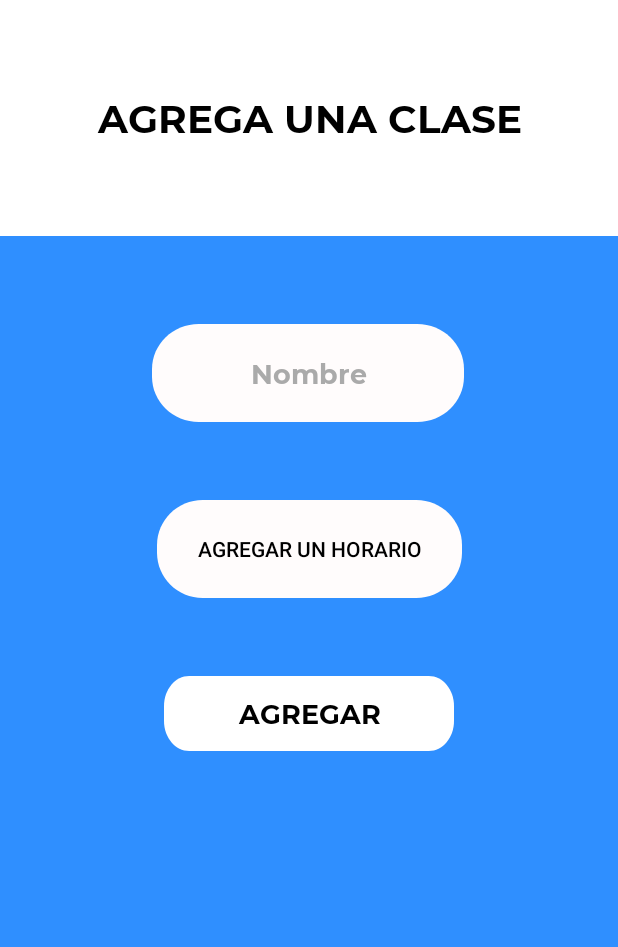
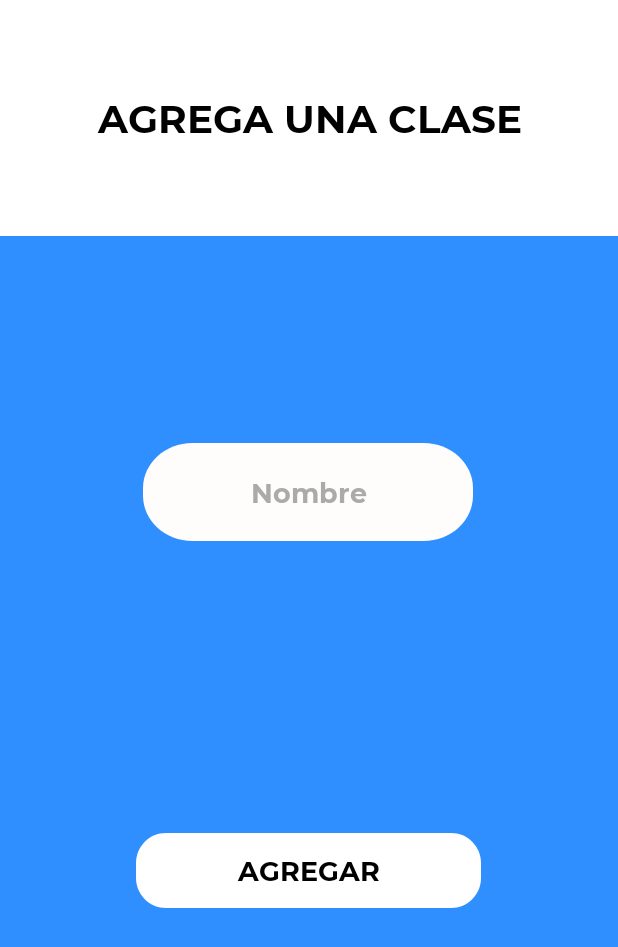
Before and after one commit to Gabriel09199/MoniApp, an Android app: the ActivityRegistroClase screen opened directly, with no data from a screen before it, on a phone screen of 412 x 824 dp. Shown: the top 947 px of the screen. Run offline under Robolectric (Android 15) with nearby library versions, the phone set to English and light mode, and no system bars; Roboto replaces fonts that are not available here.

```diff
--- a/app/src/main/java/com/example/moniapp/activities/ActivityRegistroClase.java
+++ b/app/src/main/java/com/example/moniapp/activities/ActivityRegistroClase.java
@@ -1,48 +1,72 @@
 package com.example.moniapp.activities;
 
+import android.content.Intent;
 import android.graphics.Typeface;
 import android.support.v7.app.AppCompatActivity;
 import android.os.Bundle;
+import android.text.TextUtils;
+import android.view.View;
 import android.widget.Button;
+import android.widget.EditText;
 import android.widget.TextView;
+import android.widget.Toast;
 
 
 import com.example.moniapp.R;
+import com.example.moniapp.mundo.Asignatura;
 import com.example.moniapp.servicios.ServicioMoniApp;
 
 
-public class ActivityRegistroClase extends AppCompatActivity {
-
-    private ServicioMoniApp servicio;
+public class ActivityRegistroClase extends AppCompatActivity
+{
+    public final static String NUEVA_ASIGNATURA = "Nueva Asignatura";
 
     private Typeface fontBold;
-
-
     private TextView txtAgregarClase;
-
+    private EditText txtNombreClase;
     private Button btnAgregarClase;
 
-    private  TextView txtNombreClase;
-
-
     @Override
-    protected void onCreate(Bundle savedInstanceState) {
+    protected void onCreate(Bundle savedInstanceState)
+    {
         super.onCreate(savedInstanceState);
         setContentView(R.layout.activity_registro_clase);
-        servicio = new ServicioMoniApp();
         fontBold = Typeface.createFromAsset(getAssets(),"Montserrat-Bold.ttf");
 
-        txtAgregarClase = (TextView)findViewById(R.id.txtAgregarClase);
+        txtAgregarClase = findViewById(R.id.txtAgregarClase);
+        txtNombreClase = findViewById(R.id.txtNombreClase);
+        btnAgregarClase = findViewById(R.id.btnAgregarClase);
+
         txtAgregarClase.setTypeface(fontBold);
+        txtNombreClase.setTypeface(fontBold);
+        btnAgregarClase.setTypeface(fontBold);
+    }
 
-        btnAgregarClase = (Button)findViewById(R.id.btnAgregarClase);
-        btnAgregarClase.setTypeface(fontBold);
+    public void btnRegistrarClase(View view)
+    {
+        if(verificarCamposVacios())
+        {
+            Toast.makeText(ActivityRegistroClase.this, "Faltan campos por completar.", Toast.LENGTH_SHORT).show();
+        }
+        else
+        {
+            Asignatura asignatura = new Asignatura(txtNombreClase.getText().toString());
+            Intent intent = new Intent();
+            intent.putExtra(NUEVA_ASIGNATURA, asignatura);
+            setResult(RESULT_OK, intent);
+            finish();
+        }
+    }
 
-        txtNombreClase = (TextView)findViewById(R.id.txtNombreClase);
-        txtNombreClase.setTypeface(fontBold);
+    public boolean verificarCamposVacios()
+    {
+        if (TextUtils.isEmpty(txtNombreClase.getText()))
+        {
+            return true;
+        }
 
+        return false;
     }
 
 
-
 }
--- a/app/src/main/java/com/example/moniapp/activities/ActivityRegistroHorario.java
+++ b/app/src/main/java/com/example/moniapp/activities/ActivityRegistroHorario.java
@@ -46,7 +46,6 @@ public class ActivityRegistroHorario extends AppCompatActivity
             Intent intent = new Intent();
             intent.putExtra(NUEVO_HORARIO, horario);
             setResult(RESULT_OK, intent);
-            Toast.makeText(ActivityRegistroHorario.this, "El horario ha sido agregada.", Toast.LENGTH_SHORT).show();
             finish();
         }
     }
--- a/app/src/main/res/layout/activity_registro_clase.xml
+++ b/app/src/main/res/layout/activity_registro_clase.xml
@@ -29,7 +29,7 @@
 
     <EditText
         android:id="@+id/txtNombreClase"
-        android:layout_width="208dp"
+        android:layout_width="wrap_content"
         android:layout_height="wrap_content"
         android:layout_marginStart="8dp"
         android:layout_marginTop="52dp"
@@ -39,52 +39,36 @@
         android:ems="10"
         android:gravity="center"
         android:hint="@string/txtNombreClase"
+        android:inputType="textPersonName"
         android:textColor="#000000"
         android:textColorHint="@android:color/darker_gray"
-        android:inputType="textPersonName"
         app:layout_constraintBottom_toBottomOf="parent"
         app:layout_constraintEnd_toEndOf="parent"
         app:layout_constraintHorizontal_bias="0.497"
         app:layout_constraintStart_toStartOf="parent"
         app:layout_constraintTop_toBottomOf="@+id/txtAgregarClase"
-        app:layout_constraintVertical_bias="0.012" />
-
-    <Button
-        android:id="@+id/brnAgregarHorario"
-        android:layout_width="203dp"
-        android:layout_height="wrap_content"
-        android:layout_marginStart="8dp"
-        android:layout_marginTop="52dp"
-        android:layout_marginEnd="8dp"
-        android:layout_marginBottom="8dp"
-        android:background="@drawable/fondo_txt_registro"
-        android:text="@string/txtRegistrarHorario"
-        android:textColor="#000000"
-        android:textColorHint="@android:color/darker_gray"
-        app:layout_constraintBottom_toBottomOf="parent"
-        app:layout_constraintEnd_toEndOf="parent"
-        app:layout_constraintStart_toStartOf="parent"
-        app:layout_constraintTop_toBottomOf="@+id/txtNombreClase"
-        app:layout_constraintVertical_bias="0.0" />
+        app:layout_constraintVertical_bias="0.159" />
 
     <Button
         android:id="@+id/btnAgregarClase"
-        android:layout_width="193dp"
+        android:layout_width="wrap_content"
         android:layout_height="wrap_content"
         android:layout_marginStart="8dp"
-        android:layout_marginTop="52dp"
+        android:layout_marginTop="8dp"
         android:layout_marginEnd="8dp"
         android:layout_marginBottom="8dp"
         android:background="@drawable/rectangulo_btn"
+        android:onClick="btnRegistrarClase"
         android:text="@string/btnRegistrarClase"
+        android:textColor="#000000"
         android:textSize="18sp"
         android:textStyle="bold"
-        android:textColor="#000000"
         app:layout_constraintBottom_toBottomOf="parent"
         app:layout_constraintEnd_toEndOf="parent"
+        app:layout_constraintHorizontal_bias="0.496"
         app:layout_constraintStart_toStartOf="parent"
-        app:layout_constraintTop_toBottomOf="@+id/brnAgregarHorario"
-        app:layout_constraintVertical_bias="0.0" />
+        app:layout_constraintTop_toBottomOf="@+id/txtNombreClase"
+        app:layout_constraintVertical_bias="0.469" />
 
 
 </android.support.constraint.ConstraintLayout>
--- a/app/src/main/res/layout/activity_registro_horario.xml
+++ b/app/src/main/res/layout/activity_registro_horario.xml
@@ -42,7 +42,7 @@
 
     <Spinner
         android:id="@+id/spinnerWeekDays"
-        android:layout_width="wrap_content"
+        android:layout_width="0dp"
         android:layout_height="wrap_content"
         android:layout_marginStart="8dp"
         android:layout_marginTop="8dp"
--- a/app/src/main/res/layout/item_horario_tutor.xml
+++ b/app/src/main/res/layout/item_horario_tutor.xml
@@ -36,6 +36,7 @@
             android:layout_height="wrap_content"
             android:layout_marginTop="16dp"
             android:layout_marginEnd="16dp"
+            android:checked="false"
             android:text="@string/txtDisponible"
             android:textSize="20sp"
             card_view:layout_constraintEnd_toEndOf="parent"
@@ -43,7 +44,7 @@
 
         <TextView
             android:id="@+id/txtHorario"
-            android:layout_width="269dp"
+            android:layout_width="0dp"
             android:layout_height="wrap_content"
             android:layout_marginStart="8dp"
             android:layout_marginTop="8dp"
```
Also changed, not shown: app/src/main/java/com/example/moniapp/activities/ActivityLogin.java (+22 -35 lines), app/src/main/java/com/example/moniapp/activities/ActivityTutor.java (+103 -93 lines), app/src/main/java/com/example/moniapp/adapters/ClaseAdapter.java (+4 -6 lines), app/src/main/java/com/example/moniapp/adapters/HorarioAdapter.java (+9 -13 lines), app/src/main/java/com/example/moniapp/mundo/Tutor.java (+10 -2 lines), app/src/main/java/com/example/moniapp/servicios/ServicioMoniApp.java (+14 -0 lines), app/src/main/res/layout/activity_login.xml (+15 -14 lines), app/src/main/res/layout/activity_tutor.xml (+17 -25 lines).
